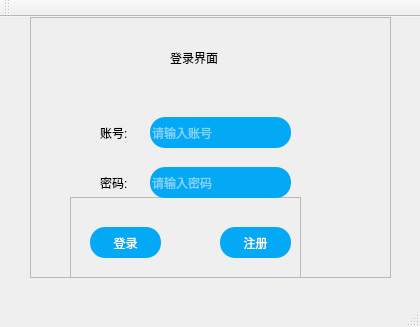
The window that mainwindow.ui (TeqGin/QT) describes before a commit, drawn with Qt 5.
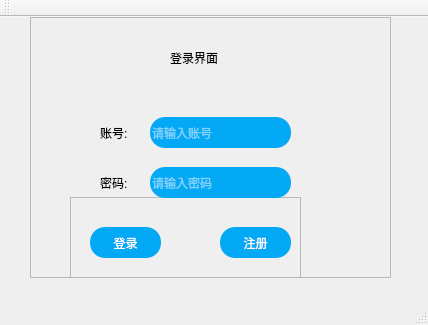
The same window after the commit. Icons and pictures are not drawn.

```diff
--- a/mainwindow.ui
+++ b/mainwindow.ui
@@ -6,8 +6,8 @@
    <rect>
     <x>0</x>
     <y>0</y>
-    <width>420</width>
-    <height>327</height>
+    <width>428</width>
+    <height>325</height>
    </rect>
   </property>
   <property name="windowTitle">
```
Left out of the diff: 10 changed lines with no effect on the pictures.
